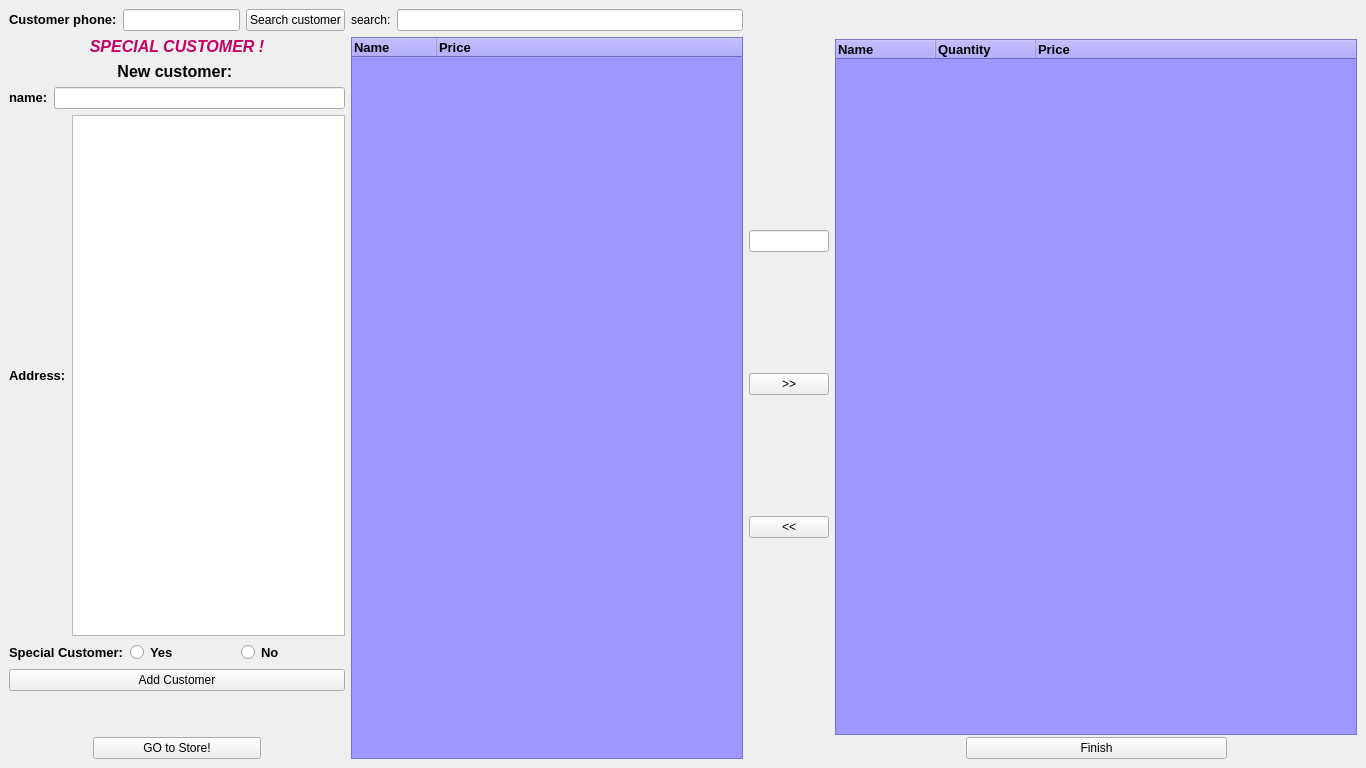
Above: mainwindow.ui from omarabdo997/super-market-cashier before the change. Below: the same form after it.
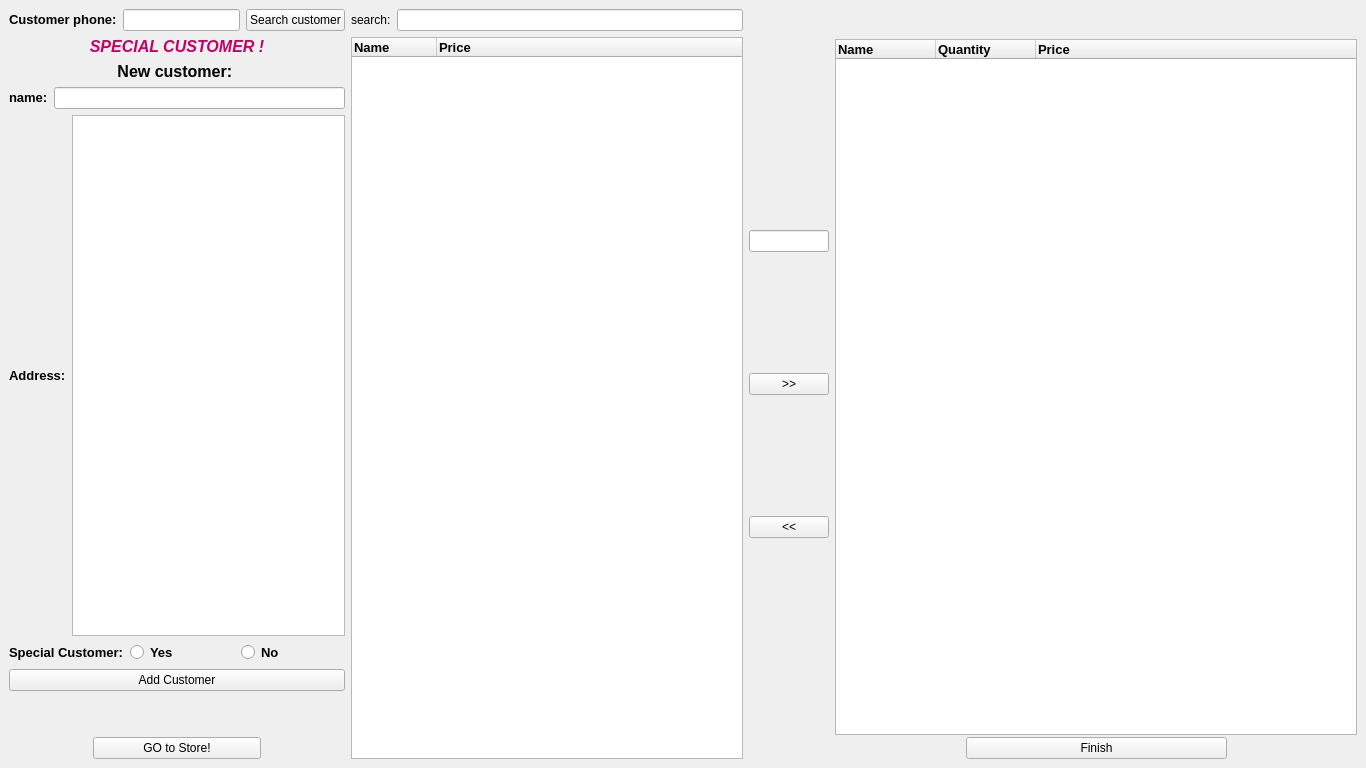
That is the form after the change. Icons and pictures are not drawn.

```diff
--- a/mainwindow.ui
+++ b/mainwindow.ui
@@ -261,8 +261,7 @@
              <bool>true</bool>
             </property>
             <property name="styleSheet">
-             <string notr="true">background-color: rgb(158, 151, 255);
-background-image: url(:/new/prefix2/grey-background-v1.jpg);
+             <string notr="true">background-image: url(:/new/prefix2/grey-background-v1.jpg);
 </string>
             </property>
             <property name="indentation">
@@ -293,9 +292,9 @@
              </property>
              <property name="background">
               <color>
-               <red>91</red>
-               <green>6</green>
-               <blue>115</blue>
+               <red>255</red>
+               <green>255</green>
+               <blue>255</blue>
               </color>
              </property>
              <property name="foreground">
@@ -321,9 +320,9 @@
              </property>
              <property name="background">
               <color>
-               <red>91</red>
-               <green>6</green>
-               <blue>115</blue>
+               <red>255</red>
+               <green>255</green>
+               <blue>255</blue>
               </color>
              </property>
              <property name="foreground">
@@ -432,8 +431,7 @@
           <item>
            <widget class="QTreeWidget" name="treeWidget_2">
             <property name="styleSheet">
-             <string notr="true">background-color: rgb(158, 151, 255);
-background-image: url(:/new/prefix2/grey-background-v1.jpg);</string>
+             <string notr="true">background-image: url(:/new/prefix2/grey-background-v1.jpg);</string>
             </property>
             <property name="indentation">
              <number>0</number>
@@ -451,11 +449,20 @@
              </property>
              <property name="background">
               <color>
-               <red>42</red>
-               <green>45</green>
-               <blue>115</blue>
+               <red>255</red>
+               <green>255</green>
+               <blue>255</blue>
               </color>
              </property>
+             <property name="foreground">
+              <brush brushstyle="SolidPattern">
+               <color alpha="255">
+                <red>0</red>
+                <green>0</green>
+                <blue>0</blue>
+               </color>
+              </brush>
+             </property>
             </column>
             <column>
              <property name="text">
@@ -468,6 +475,22 @@
                <bold>true</bold>
               </font>
              </property>
+             <property name="background">
+              <color>
+               <red>255</red>
+               <green>255</green>
+               <blue>255</blue>
+              </color>
+             </property>
+             <property name="foreground">
+              <brush brushstyle="SolidPattern">
+               <color alpha="255">
+                <red>0</red>
+                <green>0</green>
+                <blue>0</blue>
+               </color>
+              </brush>
+             </property>
             </column>
             <column>
              <property name="text">
@@ -480,6 +503,22 @@
                <bold>true</bold>
               </font>
              </property>
+             <property name="background">
+              <color>
+               <red>255</red>
+               <green>255</green>
+               <blue>255</blue>
+              </color>
+             </property>
+             <property name="foreground">
+              <brush brushstyle="SolidPattern">
+               <color alpha="255">
+                <red>0</red>
+                <green>0</green>
+                <blue>0</blue>
+               </color>
+              </brush>
+             </property>
             </column>
            </widget>
           </item>
```
